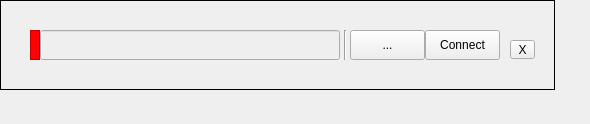
Old version of the form menus/words_menu/words_item_widget.ui in the repository JoaoCarlosNascimento/HandSignLanguage.
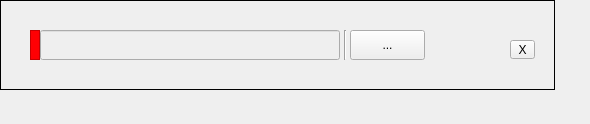
New version of the form.

Diff of the .ui file:
```diff
--- a/menus/words_menu/words_item_widget.ui
+++ b/menus/words_menu/words_item_widget.ui
@@ -128,25 +128,6 @@
      <string>...</string>
     </property>
    </widget>
-   <widget class="QPushButton" name="pb_connect">
-    <property name="geometry">
-     <rect>
-      <x>425</x>
-      <y>30</y>
-      <width>75</width>
-      <height>30</height>
-     </rect>
-    </property>
-    <property name="sizePolicy">
-     <sizepolicy hsizetype="Fixed" vsizetype="Fixed">
-      <horstretch>0</horstretch>
-      <verstretch>0</verstretch>
-     </sizepolicy>
-    </property>
-    <property name="text">
-     <string>Connect</string>
-    </property>
-   </widget>
    <widget class="QToolButton" name="bt_delete">
     <property name="geometry">
      <rect>
```
